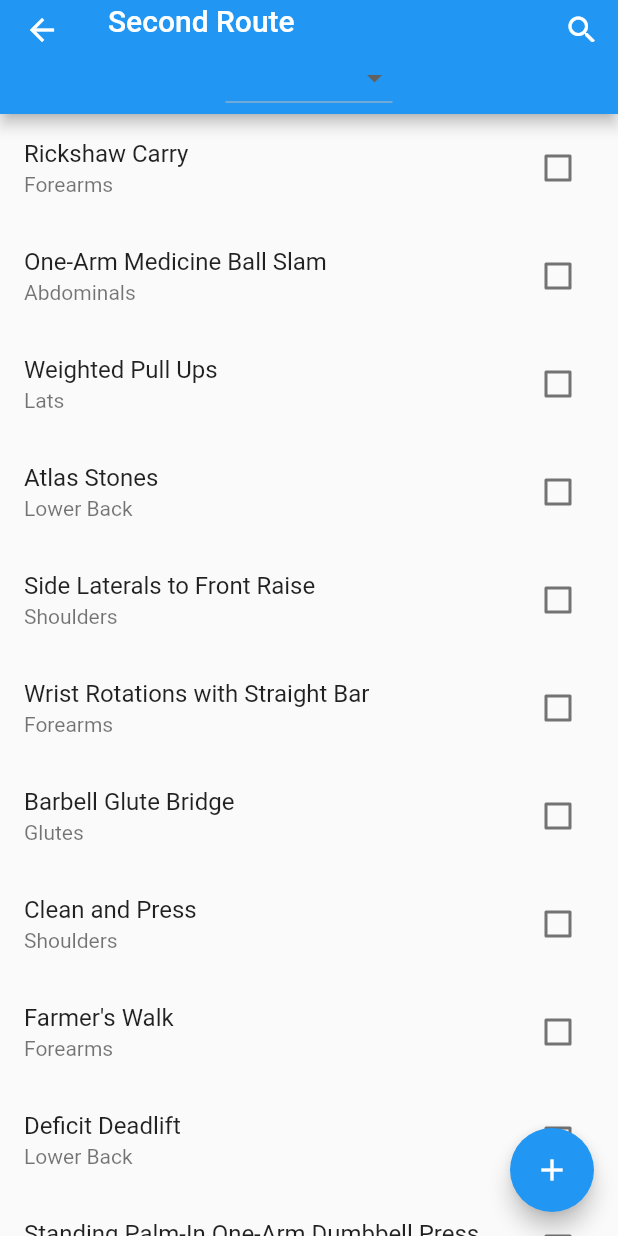
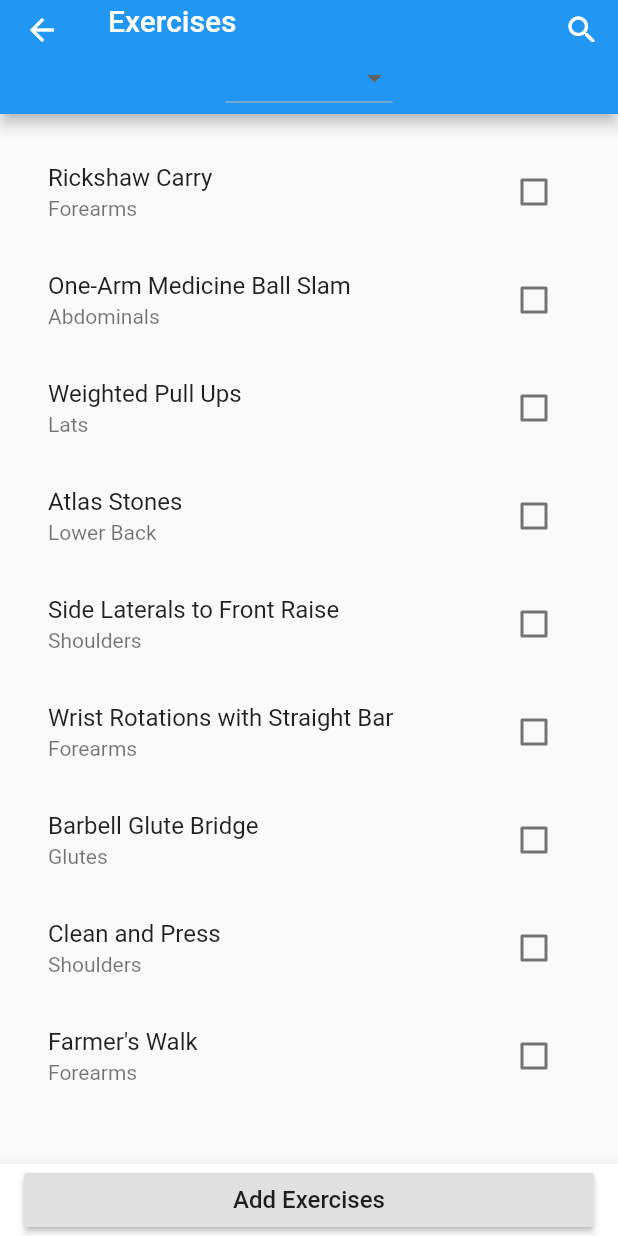
Before and after one commit to katsumeshi/training_note, a Flutter app: the SecondRoute screen opened directly, on a phone screen of 412 x 824 dp. Run offline on Flutter 3.47's test engine with Material 2 defaults, Android fonts, the phone set to English and light mode, and no system bars.

```diff
--- a/lib/screens/excersise_list.dart
+++ b/lib/screens/excersise_list.dart
@@ -4,10 +4,15 @@ import '../data/data.dart';
 import './excersize_detail.dart';
 
 class MyStatefulWidget extends StatefulWidget {
-  final String muscle;
+  final String muscleGroup;
   final String query;
+  final Set<String> exercises;
 
-  MyStatefulWidget({Key key, this.muscle = "", this.query = ""})
+  MyStatefulWidget(
+      {Key key,
+      this.muscleGroup = "",
+      this.query = "",
+      this.exercises = const {}})
       : super(key: key);
 
   @override
@@ -15,12 +20,11 @@ class MyStatefulWidget extends StatefulWidget {
 }
 
 class _MyStatefulWidgetState extends State<MyStatefulWidget> {
-  Set<String> selected = Set.of([]);
   @override
   Widget build(BuildContext context) {
     return ListView(
         children: peliculas
-            .where((f) => f["type"].contains(widget.muscle))
+            .where((f) => f["type"].contains(widget.muscleGroup))
             .where((f) => f["value"]
                 .toLowerCase()
                 .replaceAll(" ", "")
@@ -36,12 +40,11 @@ class _MyStatefulWidgetState extends State<MyStatefulWidget> {
           );
         },
         trailing: Checkbox(
-          value: selected.contains(pelicula["id"]),
+          value: widget.exercises.contains(pelicula["id"]),
           onChanged: (bool value) {
-            setState(() {
             var id = pelicula["id"];
-              value ? selected.add(id) : selected.remove(id);
-            });
+            Provider.of<_HogeChangeNotifier>(context, listen: false)
+                .updateExercises(id);
           },
         ),
       );
@@ -56,7 +59,7 @@ class SecondRoute extends StatelessWidget {
         value: _HogeChangeNotifier(),
         child: Scaffold(
           appBar: AppBar(
-            title: Text("Second Route"),
+            title: Text("Exercises"),
             actions: [
               Consumer<_HogeChangeNotifier>(
                   builder: (_, _HogeChangeNotifier hoge, __) => IconButton(
@@ -65,8 +68,8 @@ class SecondRoute extends StatelessWidget {
                       onPressed: () {
                         showSearch(
                           context: context,
-                          delegate:
-                              CustomSearchDelegate(muscleGroup: hoge.muscle),
+                          delegate: CustomSearchDelegate(
+                              muscleGroup: hoge.muscleGroup),
                         );
                       })),
             ],
@@ -74,22 +77,43 @@ class SecondRoute extends StatelessWidget {
               preferredSize: const Size.fromHeight(20.0),
               child: Consumer<_HogeChangeNotifier>(
                   builder: (_, _HogeChangeNotifier hoge, __) =>
-                      MyHomePage2(hoge.muscle)),
+                      MyHomePage2(hoge.muscleGroup)),
             ),
           ),
-          body: Consumer<_HogeChangeNotifier>(
+          body: SafeArea(
+              left: true,
+              top: true,
+              right: true,
+              bottom: true,
+              minimum: const EdgeInsets.all(16.0),
+              child: Consumer<_HogeChangeNotifier>(
                   builder: (_, _HogeChangeNotifier hoge, __) =>
-                  MyStatefulWidget(muscle: hoge.muscle)),
-          floatingActionButton: FloatingActionButton(
+                      MyStatefulWidget(muscleGroup: hoge.muscleGroup))),
+          bottomNavigationBar: BottomAppBar(
+              color: Colors.white,
+              child: Container(
+                margin: const EdgeInsets.only(left: 16, right: 16),
+                child: RaisedButton(
                   onPressed: () {
                     Navigator.push(
                       context,
-                MaterialPageRoute(builder: (context) => SecondRoute()),
+                      MaterialPageRoute(builder: (context) => ThirdRoute()),
                     );
                   },
-            tooltip: 'Increment',
-            child: Icon(Icons.add),
+                  child: const Text('Add Exercises',
+                      style: TextStyle(fontSize: 16)),
                 ),
+              )),
+          // floatingActionButton: FloatingActionButton(
+          //   onPressed: () {
+          //     Navigator.push(
+          //       context,
+          //       MaterialPageRoute(builder: (context) => SecondRoute()),
+          //     );
+          //   },
+          //   tooltip: 'Increment',
+          //   child: Icon(Icons.add),
+          // ),
         ));
   }
 }
@@ -147,19 +171,25 @@ class CustomSearchDelegate extends SearchDelegate {
 
   @override
   Widget buildResults(BuildContext context) {
-    return MyStatefulWidget(muscle: muscleGroup, query: query);
+    return MyStatefulWidget(muscleGroup: muscleGroup, query: query);
   }
 
   @override
   Widget buildSuggestions(BuildContext context) {
-    return MyStatefulWidget(muscle: muscleGroup, query: query);
+    return MyStatefulWidget(muscleGroup: muscleGroup, query: query);
   }
 }
 
 class _HogeChangeNotifier extends ChangeNotifier {
-  String muscle = "";
+  String muscleGroup = "";
+  Set<String> exercises = {};
+  void updateExercises(String id) {
+    exercises.contains(id) ? exercises.remove(id) : exercises.add(id);
+    notifyListeners();
+  }
+
   void changeMuscle(String value) {
-    muscle = value;
+    muscleGroup = value;
     notifyListeners();
   }
 }
--- a/pubspec.yaml
+++ b/pubspec.yaml
@@ -14,7 +14,7 @@ description: A new Flutter project.
 version: 1.0.0+1
 
 environment:
-    sdk: ">=2.1.0 <3.0.0"
+    sdk: ">=2.2.0 <3.0.0"
 
 dependencies:
     flutter:
```
Lines whose indentation alone changed are shown as unchanged.
